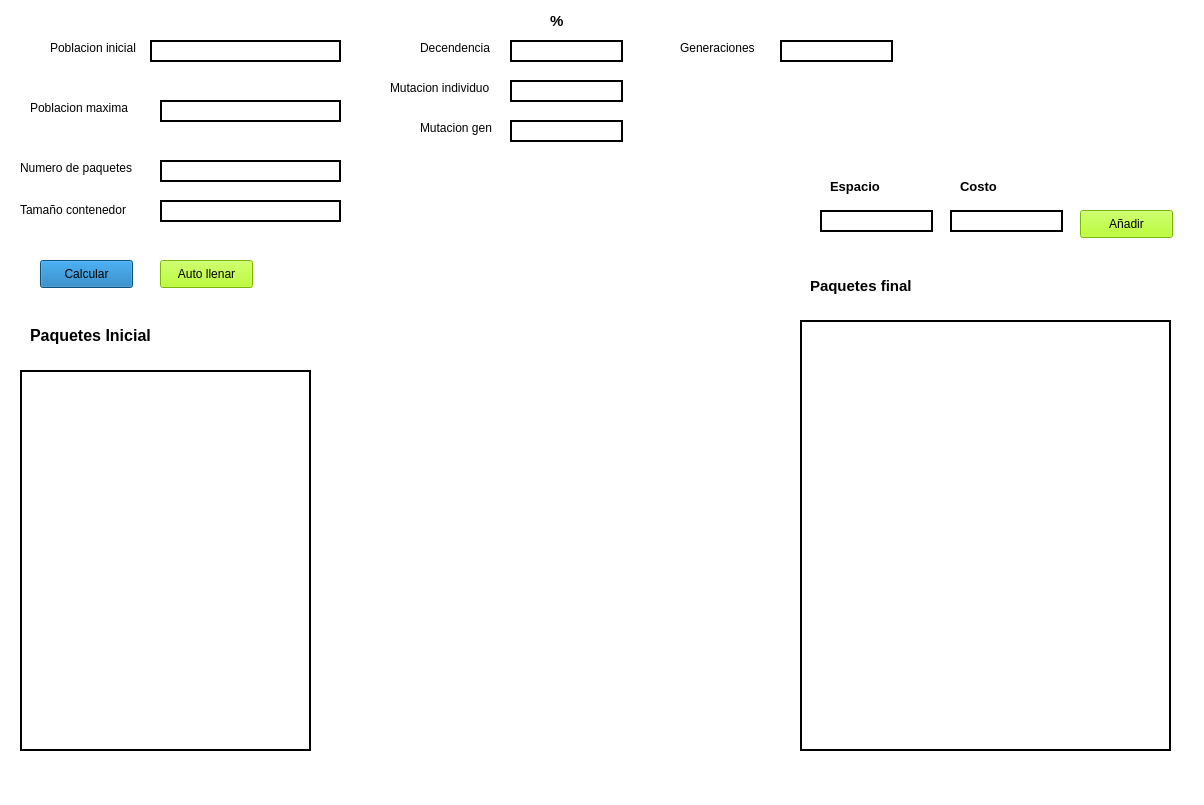
Old version of the form vistaPaquete.ui in the repository Elian-Tester/IA_Envio_Paquetes.
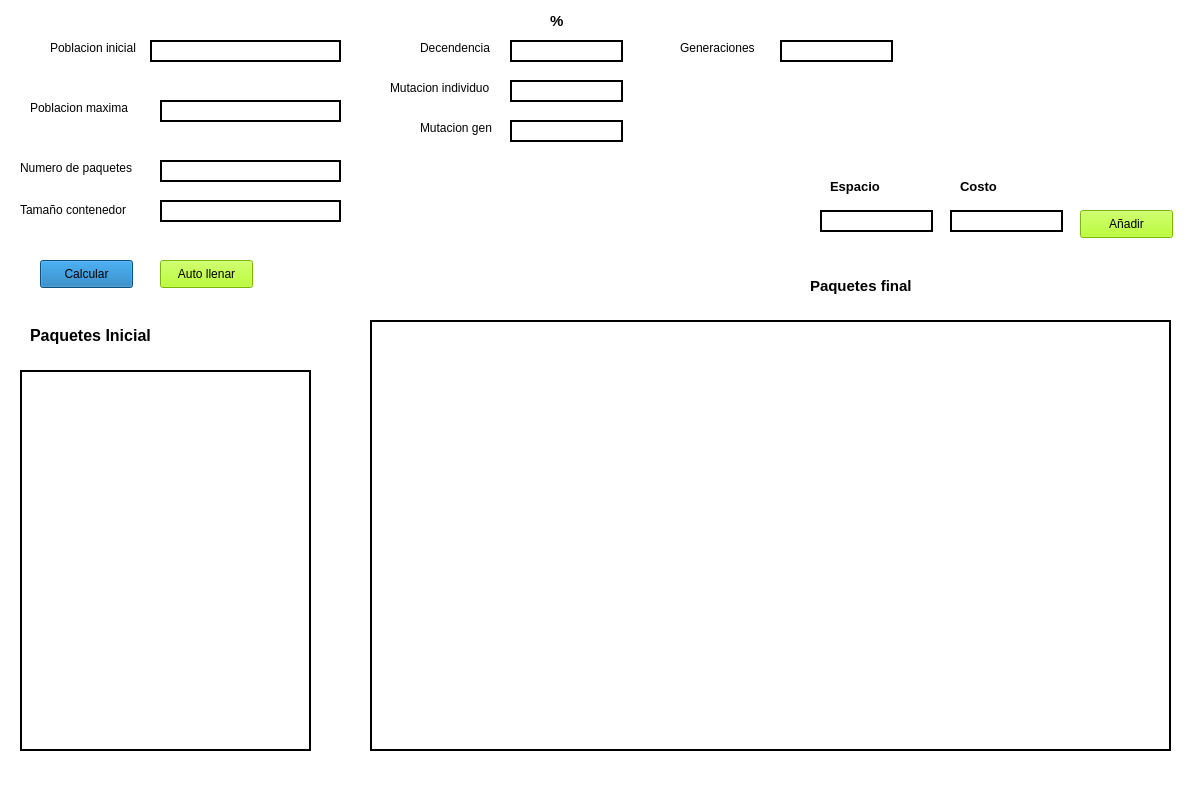
New version of the form.

Patch:
```diff
--- a/vistaPaquete.ui
+++ b/vistaPaquete.ui
@@ -295,12 +295,15 @@
    <widget class="QTextEdit" name="paquetesFinalLabel">
     <property name="geometry">
      <rect>
-      <x>800</x>
+      <x>370</x>
       <y>320</y>
-      <width>371</width>
+      <width>801</width>
       <height>431</height>
      </rect>
     </property>
+    <property name="layoutDirection">
+     <enum>Qt::LeftToRight</enum>
+    </property>
     <property name="styleSheet">
      <string notr="true">border-color: rgb(198, 0, 0);
  border: 2px solid;</string>
```
